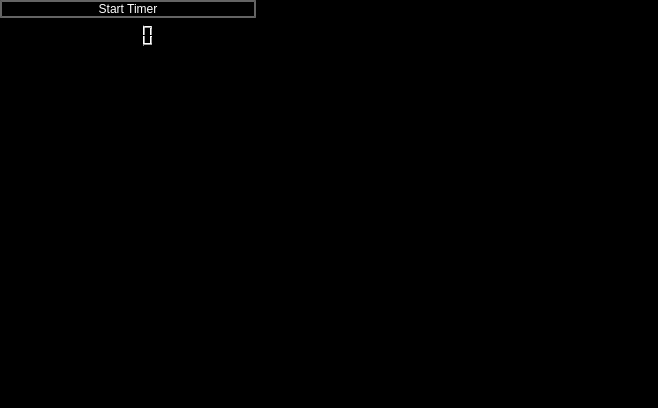
First picture: the form in lecturerscreen.ui, repository MrHase/Presentation, before the edit.
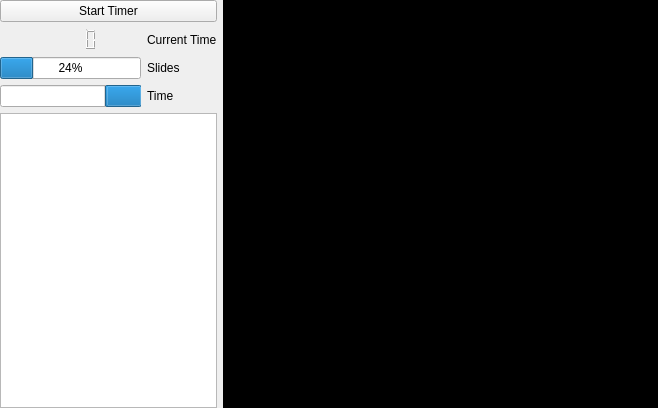
Second picture: the form after the edit.

Commit message:
lecturerscreen now shows the list of all slides. also the mainwindow shows the same list
the cache is now able to create thumbnails

further work is to extract the cache function from the renderer function

```diff
--- a/lecturerscreen.ui
+++ b/lecturerscreen.ui
@@ -20,9 +20,9 @@
    <string>Form</string>
   </property>
   <property name="styleSheet">
-   <string notr="true">background-color:black</string>
+   <string notr="true"/>
   </property>
-  <layout class="QHBoxLayout" name="horizontalLayout">
+  <layout class="QGridLayout" name="gridLayout" rowstretch="0" columnstretch="1,0">
    <property name="leftMargin">
     <number>0</number>
    </property>
@@ -35,32 +35,145 @@
    <property name="bottomMargin">
     <number>0</number>
    </property>
-   <item>
-    <layout class="QVBoxLayout" name="verticalLayout">
-     <item>
+   <property name="spacing">
+    <number>-1</number>
+   </property>
+   <item row="0" column="0">
+    <layout class="QGridLayout" name="gridLayout_2">
+     <property name="spacing">
+      <number>-1</number>
+     </property>
+     <item row="4" column="0" colspan="2">
+      <widget class="QListWidget" name="listWidget">
+       <property name="autoFillBackground">
+        <bool>false</bool>
+       </property>
+       <property name="frameShape">
+        <enum>QFrame::StyledPanel</enum>
+       </property>
+       <property name="frameShadow">
+        <enum>QFrame::Plain</enum>
+       </property>
+       <property name="lineWidth">
+        <number>0</number>
+       </property>
+       <property name="midLineWidth">
+        <number>0</number>
+       </property>
+       <property name="horizontalScrollBarPolicy">
+        <enum>Qt::ScrollBarAlwaysOff</enum>
+       </property>
+      </widget>
+     </item>
+     <item row="3" column="1">
+      <widget class="QLabel" name="label_2">
+       <property name="styleSheet">
+        <string notr="true"/>
+       </property>
+       <property name="text">
+        <string>Time</string>
+       </property>
+      </widget>
+     </item>
+     <item row="1" column="0">
+      <widget class="QLCDNumber" name="lcdNumber">
+       <property name="sizePolicy">
+        <sizepolicy hsizetype="Preferred" vsizetype="Preferred">
+         <horstretch>0</horstretch>
+         <verstretch>0</verstretch>
+        </sizepolicy>
+       </property>
+       <property name="styleSheet">
+        <string notr="true">color:black</string>
+       </property>
+       <property name="frameShape">
+        <enum>QFrame::NoFrame</enum>
+       </property>
+       <property name="frameShadow">
+        <enum>QFrame::Plain</enum>
+       </property>
+       <property name="lineWidth">
+        <number>0</number>
+       </property>
+       <property name="digitCount">
+        <number>5</number>
+       </property>
+       <property name="segmentStyle">
+        <enum>QLCDNumber::Filled</enum>
+       </property>
+       <property name="value" stdset="0">
+        <double>0.000000000000000</double>
+       </property>
+       <property name="intValue" stdset="0">
+        <number>0</number>
+       </property>
+      </widget>
+     </item>
+     <item row="1" column="1">
+      <widget class="QLabel" name="label_3">
+       <property name="styleSheet">
+        <string notr="true"/>
+       </property>
+       <property name="text">
+        <string>Current Time</string>
+       </property>
+      </widget>
+     </item>
+     <item row="2" column="0">
+      <widget class="QProgressBar" name="progressBar">
+       <property name="value">
+        <number>24</number>
+       </property>
+       <property name="invertedAppearance">
+        <bool>false</bool>
+       </property>
+      </widget>
+     </item>
+     <item row="3" column="0">
+      <widget class="QProgressBar" name="progressBar_2">
+       <property name="value">
+        <number>24</number>
+       </property>
+       <property name="invertedAppearance">
+        <bool>true</bool>
+       </property>
+      </widget>
+     </item>
+     <item row="2" column="1">
+      <widget class="QLabel" name="label">
+       <property name="styleSheet">
+        <string notr="true"/>
+       </property>
+       <property name="text">
+        <string>Slides</string>
+       </property>
+      </widget>
+     </item>
+     <item row="0" column="0" colspan="2">
       <widget class="QPushButton" name="pushButton">
+       <property name="autoFillBackground">
+        <bool>true</bool>
+       </property>
        <property name="styleSheet">
-        <string notr="true">background-color: rgba( 255, 255, 255, 0% );
-color: white;
-border: 2px solid rgba(255,255,255,100);</string>
+        <string notr="true"/>
        </property>
        <property name="text">
         <string>Start Timer</string>
        </property>
+       <property name="autoDefault">
+        <bool>false</bool>
+       </property>
+       <property name="default">
+        <bool>false</bool>
+       </property>
        <property name="flat">
         <bool>false</bool>
        </property>
       </widget>
      </item>
-     <item>
-      <widget class="QLCDNumber" name="lcdNumber"/>
-     </item>
-     <item>
-      <widget class="QListView" name="listView"/>
-     </item>
     </layout>
    </item>
-   <item>
+   <item row="0" column="1">
     <widget class="QGraphicsView" name="graphicsView">
      <property name="sizePolicy">
       <sizepolicy hsizetype="Expanding" vsizetype="Expanding">
@@ -68,6 +181,9 @@
        <verstretch>2</verstretch>
       </sizepolicy>
      </property>
+     <property name="styleSheet">
+      <string notr="true">background-color:black;</string>
+     </property>
      <property name="verticalScrollBarPolicy">
       <enum>Qt::ScrollBarAlwaysOff</enum>
      </property>
```
Left out of the diff: 2 changed lines with no effect on the pictures. The commit also changes 9 other files.
